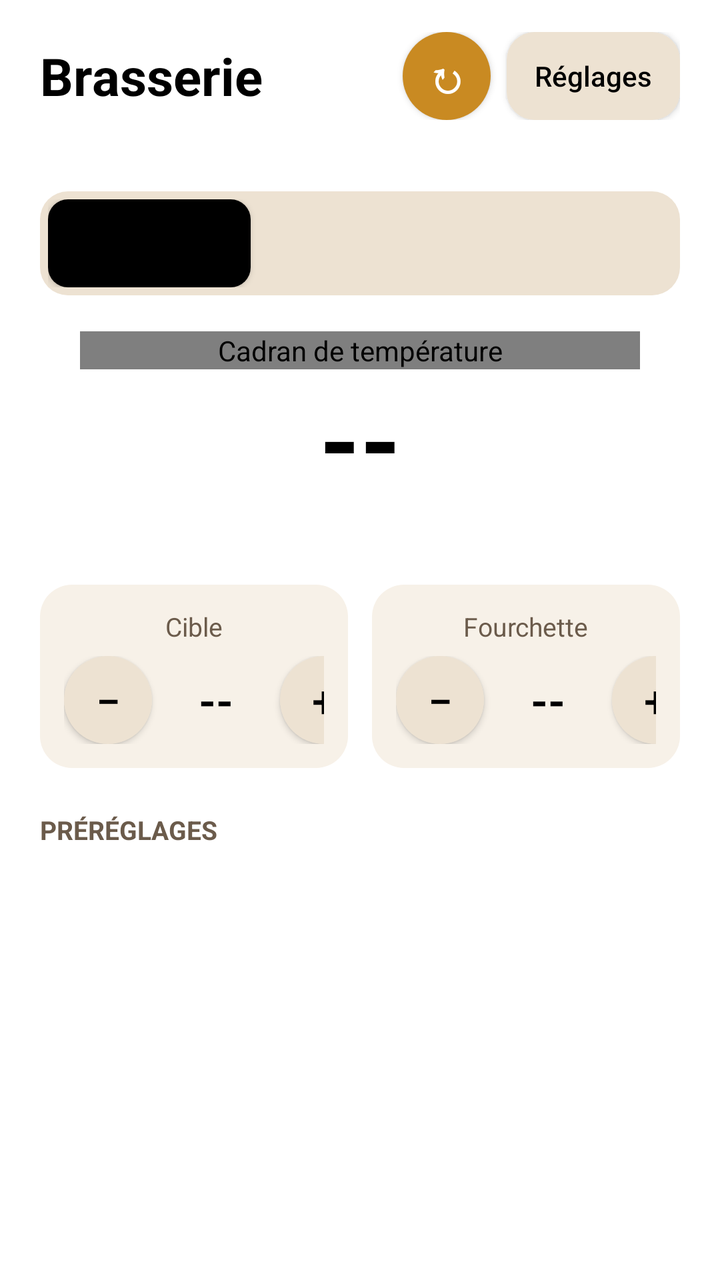
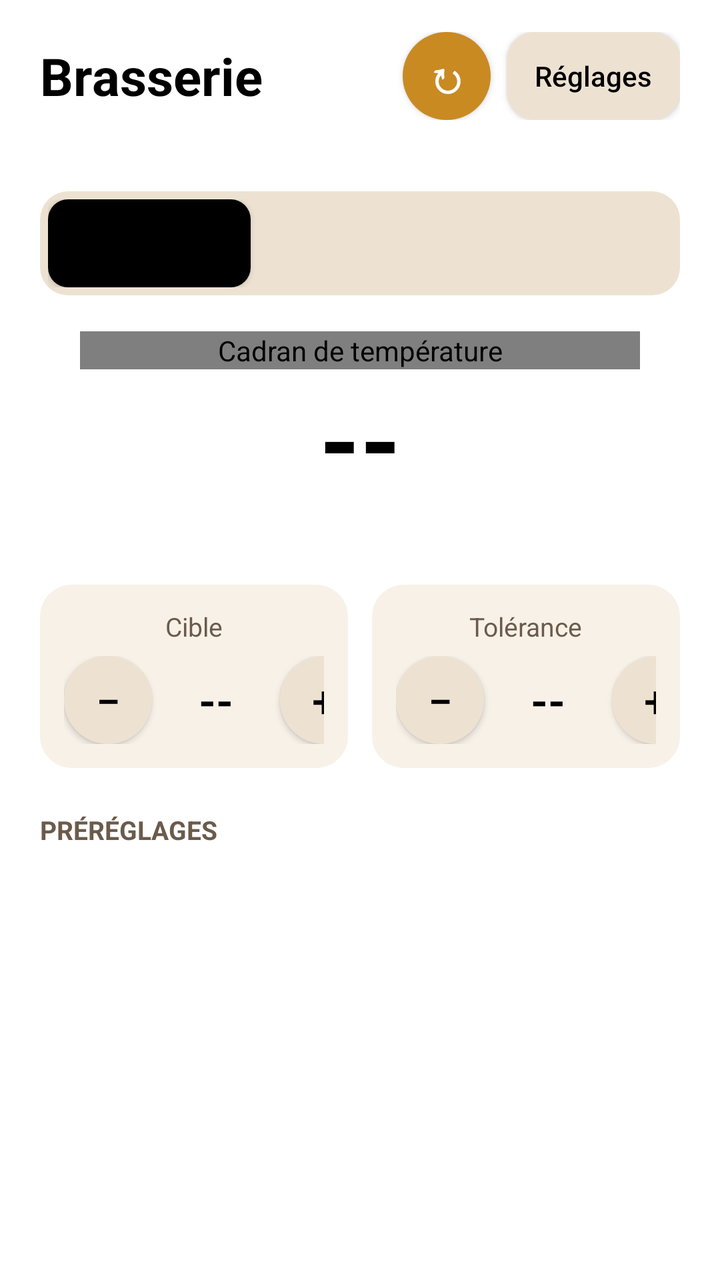

The first picture is an Android layout as it rendered before a commit; the second is the same layout after the commit. The layout source and the unified diff follow.
<!-- AndroidManifest.xml: application theme Theme.AllYourTank -->
<!-- res/layout/activity_main.xml -->
<?xml version="1.0" encoding="utf-8"?>
<ScrollView xmlns:android="http://schemas.android.com/apk/res/android"
    android:layout_width="match_parent"
    android:layout_height="match_parent"
    android:background="@color/fond"
    android:fitsSystemWindows="true">

    <LinearLayout
        android:layout_width="match_parent"
        android:layout_height="wrap_content"
        android:orientation="vertical"
        android:paddingStart="20dp"
        android:paddingTop="16dp"
        android:paddingEnd="20dp"
        android:paddingBottom="24dp">

        
        <LinearLayout
            android:layout_width="match_parent"
            android:layout_height="wrap_content"
            android:gravity="center_vertical"
            android:orientation="horizontal">

            <TextView
                android:layout_width="0dp"
                android:layout_height="wrap_content"
                android:layout_weight="1"
                android:text="Brasserie"
                android:textColor="@color/encre"
                android:textSize="26sp"
                android:textStyle="bold" />

            
            <Button
                android:id="@+id/bouton_actualiser"
                android:layout_width="44dp"
                android:layout_height="44dp"
                android:layout_marginEnd="8dp"
                android:background="@drawable/bouton_actualiser"
                android:contentDescription="Actualiser"
                android:minWidth="0dp"
                android:padding="0dp"
                android:text="↻"
                android:textColor="@color/sur_encre"
                android:textSize="22sp"
                android:textStyle="bold" />

            <Button
                android:id="@+id/bouton_reglages"
                android:layout_width="wrap_content"
                android:layout_height="44dp"
                android:background="@drawable/onglets_fond"
                android:minWidth="0dp"
                android:paddingStart="14dp"
                android:paddingEnd="14dp"
                android:text="Réglages"
                android:textAllCaps="false"
                android:textColor="@color/encre"
                android:textSize="14sp" />
        </LinearLayout>

        <TextView
            android:id="@+id/etat_connexion"
            android:layout_width="match_parent"
            android:layout_height="wrap_content"
            android:layout_marginTop="4dp"
            android:text=""
            android:textColor="@color/attenue"
            android:textSize="13sp" />

        
        <LinearLayout
            android:layout_width="match_parent"
            android:layout_height="wrap_content"
            android:layout_marginTop="14dp"
            android:background="@drawable/onglets_fond"
            android:orientation="horizontal"
            android:padding="4dp">

            <Button
                android:id="@+id/onglet1"
                android:layout_width="0dp"
                android:layout_height="44dp"
                android:layout_weight="1"
                android:background="@drawable/onglet_actif"
                android:textAllCaps="false"
                android:textSize="15sp"
                android:textStyle="bold" />

            <Button
                android:id="@+id/onglet2"
                android:layout_width="0dp"
                android:layout_height="44dp"
                android:layout_marginStart="4dp"
                android:layout_weight="1"
                android:background="@drawable/onglet_inactif"
                android:textAllCaps="false"
                android:textSize="15sp"
                android:textStyle="bold" />

            <Button
                android:id="@+id/onglet3"
                android:layout_width="0dp"
                android:layout_height="44dp"
                android:layout_marginStart="4dp"
                android:layout_weight="1"
                android:background="@drawable/onglet_inactif"
                android:textAllCaps="false"
                android:textSize="15sp"
                android:textStyle="bold" />
        </LinearLayout>

        
        <fr.allyourtank.app.JaugeView
            android:id="@+id/jauge"
            android:layout_width="280dp"
            android:layout_height="wrap_content"
            android:layout_gravity="center_horizontal"
            android:layout_marginTop="18dp"
            android:contentDescription="Cadran de température" />

        <TextView
            android:id="@+id/temperature"
            android:layout_width="wrap_content"
            android:layout_height="wrap_content"
            android:layout_gravity="center_horizontal"
            android:text="--"
            android:textColor="@color/encre"
            android:textSize="52sp"
            android:textStyle="bold" />

        <TextView
            android:id="@+id/etat_cuve"
            android:layout_width="wrap_content"
            android:layout_height="wrap_content"
            android:layout_gravity="center_horizontal"
            android:text=""
            android:textColor="@color/encre"
            android:textSize="15sp"
            android:textStyle="bold" />

        
        <LinearLayout
            android:layout_width="match_parent"
            android:layout_height="wrap_content"
            android:layout_marginTop="18dp"
            android:orientation="horizontal">

            <LinearLayout
                android:layout_width="0dp"
                android:layout_height="wrap_content"
                android:layout_weight="1"
                android:background="@drawable/carte"
                android:gravity="center_horizontal"
                android:orientation="vertical"
                android:padding="12dp">

                <TextView
                    android:layout_width="wrap_content"
                    android:layout_height="wrap_content"
                    android:text="Cible"
                    android:textColor="@color/attenue"
                    android:textSize="13sp" />

                <LinearLayout
                    android:layout_width="wrap_content"
                    android:layout_height="wrap_content"
                    android:layout_marginTop="6dp"
                    android:gravity="center_vertical"
                    android:orientation="horizontal">

                    <Button
                        android:id="@+id/cible_moins"
                        android:layout_width="44dp"
                        android:layout_height="44dp"
                        android:background="@drawable/bouton_rond"
                        android:contentDescription="Baisser la cible"
                        android:minWidth="0dp"
                        android:text="−"
                        android:textColor="@color/encre"
                        android:textSize="22sp" />

                    <TextView
                        android:id="@+id/cible"
                        android:layout_width="64dp"
                        android:layout_height="wrap_content"
                        android:gravity="center"
                        android:text="--"
                        android:textColor="@color/encre"
                        android:textSize="22sp"
                        android:textStyle="bold" />

                    <Button
                        android:id="@+id/cible_plus"
                        android:layout_width="44dp"
                        android:layout_height="44dp"
                        android:background="@drawable/bouton_rond"
                        android:contentDescription="Monter la cible"
                        android:minWidth="0dp"
                        android:text="+"
                        android:textColor="@color/encre"
                        android:textSize="22sp" />
                </LinearLayout>
            </LinearLayout>

            <LinearLayout
                android:layout_width="0dp"
                android:layout_height="wrap_content"
                android:layout_marginStart="12dp"
                android:layout_weight="1"
                android:background="@drawable/carte"
                android:gravity="center_horizontal"
                android:orientation="vertical"
                android:padding="12dp">

                <TextView
                    android:layout_width="wrap_content"
                    android:layout_height="wrap_content"
                    android:text="Fourchette"
                    android:textColor="@color/attenue"
                    android:textSize="13sp" />

                <LinearLayout
                    android:layout_width="wrap_content"
                    android:layout_height="wrap_content"
                    android:layout_marginTop="6dp"
                    android:gravity="center_vertical"
                    android:orientation="horizontal">

                    <Button
                        android:id="@+id/fourchette_moins"
                        android:layout_width="44dp"
                        android:layout_height="44dp"
                        android:background="@drawable/bouton_rond"
                        android:contentDescription="Réduire la fourchette"
                        android:minWidth="0dp"
                        android:text="−"
                        android:textColor="@color/encre"
                        android:textSize="22sp" />

                    <TextView
                        android:id="@+id/fourchette"
                        android:layout_width="64dp"
                        android:layout_height="wrap_content"
                        android:gravity="center"
                        android:text="--"
                        android:textColor="@color/encre"
                        android:textSize="22sp"
                        android:textStyle="bold" />

                    <Button
                        android:id="@+id/fourchette_plus"
                        android:layout_width="44dp"
                        android:layout_height="44dp"
                        android:background="@drawable/bouton_rond"
                        android:contentDescription="Élargir la fourchette"
                        android:minWidth="0dp"
                        android:text="+"
                        android:textColor="@color/encre"
                        android:textSize="22sp" />
                </LinearLayout>
            </LinearLayout>
        </LinearLayout>

        
        <TextView
            android:layout_width="wrap_content"
            android:layout_height="wrap_content"
            android:layout_marginTop="22dp"
            android:text="PRÉRÉGLAGES"
            android:textColor="@color/attenue"
            android:textSize="13sp"
            android:textStyle="bold" />

        <LinearLayout
            android:id="@+id/prereglages"
            android:layout_width="match_parent"
            android:layout_height="wrap_content"
            android:layout_marginTop="8dp"
            android:orientation="vertical" />

        <TextView
            android:id="@+id/etat_envoi"
            android:layout_width="match_parent"
            android:layout_height="wrap_content"
            android:layout_marginTop="12dp"
            android:gravity="center_horizontal"
            android:text=""
            android:textColor="@color/attenue"
            android:textSize="14sp" />
    </LinearLayout>
</ScrollView>
<!-- resources referenced by this layout -->
<resources>
  <color name="attenue">#6B5B4B</color>
  <color name="encre">#000000</color>
  <color name="fond">#FFFFFF</color>
  <color name="sur_encre">#FFFFFF</color>
  <!-- drawable bouton_actualiser (drawable) -->
  <?xml version="1.0" encoding="utf-8"?>
  <shape xmlns:android="http://schemas.android.com/apk/res/android" android:shape="oval">
      <solid android:color="@color/bande" />
  </shape>
  <!-- drawable bouton_rond (drawable) -->
  <?xml version="1.0" encoding="utf-8"?>
  <shape xmlns:android="http://schemas.android.com/apk/res/android" android:shape="oval">
      <solid android:color="@color/puce" />
  
  </shape>
  <!-- drawable carte (drawable) -->
  <?xml version="1.0" encoding="utf-8"?>
  <shape xmlns:android="http://schemas.android.com/apk/res/android" android:shape="rectangle">
      <solid android:color="@color/carte" />
      <corners android:radius="16dp" />
  </shape>
  <!-- drawable onglet_actif (drawable) -->
  <?xml version="1.0" encoding="utf-8"?>
  <shape xmlns:android="http://schemas.android.com/apk/res/android" android:shape="rectangle">
      <solid android:color="@color/encre" />
      <corners android:radius="10dp" />
  </shape>
  <!-- drawable onglet_inactif (drawable) -->
  <?xml version="1.0" encoding="utf-8"?>
  <shape xmlns:android="http://schemas.android.com/apk/res/android" android:shape="rectangle">
      <solid android:color="@android:color/transparent" />
      <corners android:radius="10dp" />
  </shape>
  <!-- drawable onglets_fond (drawable) -->
  <?xml version="1.0" encoding="utf-8"?>
  <shape xmlns:android="http://schemas.android.com/apk/res/android" android:shape="rectangle">
      <solid android:color="@color/puce" />
      <corners android:radius="14dp" />
  </shape>
  <style name="Theme.AllYourTank" parent="android:Theme.Material.Light.NoActionBar">
          <item name="android:windowBackground">@color/fond</item>
          <item name="android:statusBarColor">@color/fond</item>
          <item name="android:navigationBarColor">@color/fond</item>
          <item name="android:windowLightStatusBar">true</item>
          <item name="android:colorAccent">@color/bande</item>
          <item name="android:textColorPrimary">@color/encre</item>
          <item name="android:textColorHint">@color/attenue</item>
      </style>
  <color name="bande">#C98A22</color>
  <color name="puce">#EDE2D2</color>
  <color name="carte">#F7F1E8</color>
</resources>

<!-- the commit's change to res/layout/activity_main.xml (unified diff, before → after) -->
@@ -216,7 +216,7 @@
                 <TextView
                     android:layout_width="wrap_content"
                     android:layout_height="wrap_content"
-                    android:text="Fourchette"
+                    android:text="Tolérance"
                     android:textColor="@color/attenue"
                     android:textSize="13sp" />
 
@@ -232,7 +232,7 @@
                         android:layout_width="44dp"
                         android:layout_height="44dp"
                         android:background="@drawable/bouton_rond"
-                        android:contentDescription="Réduire la fourchette"
+                        android:contentDescription="Réduire la tolérance"
                         android:minWidth="0dp"
                         android:text="−"
                         android:textColor="@color/encre"
@@ -253,7 +253,7 @@
                         android:layout_width="44dp"
                         android:layout_height="44dp"
                         android:background="@drawable/bouton_rond"
-                        android:contentDescription="Élargir la fourchette"
+                        android:contentDescription="Élargir la tolérance"
                         android:minWidth="0dp"
                         android:text="+"
                         android:textColor="@color/encre"
